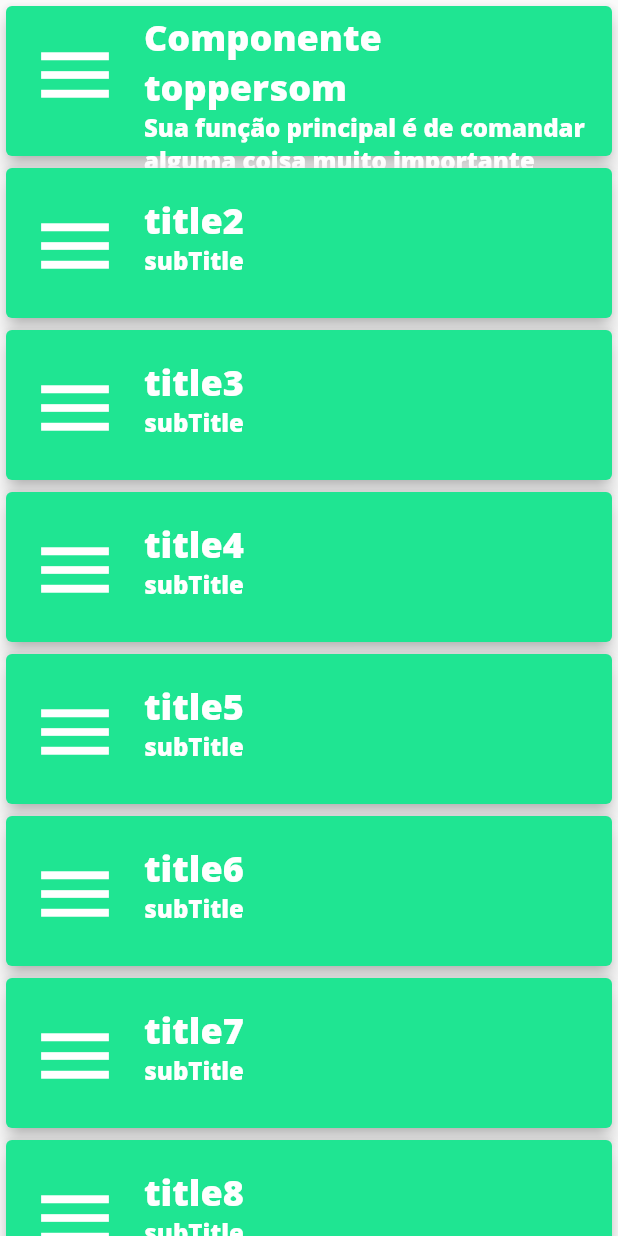
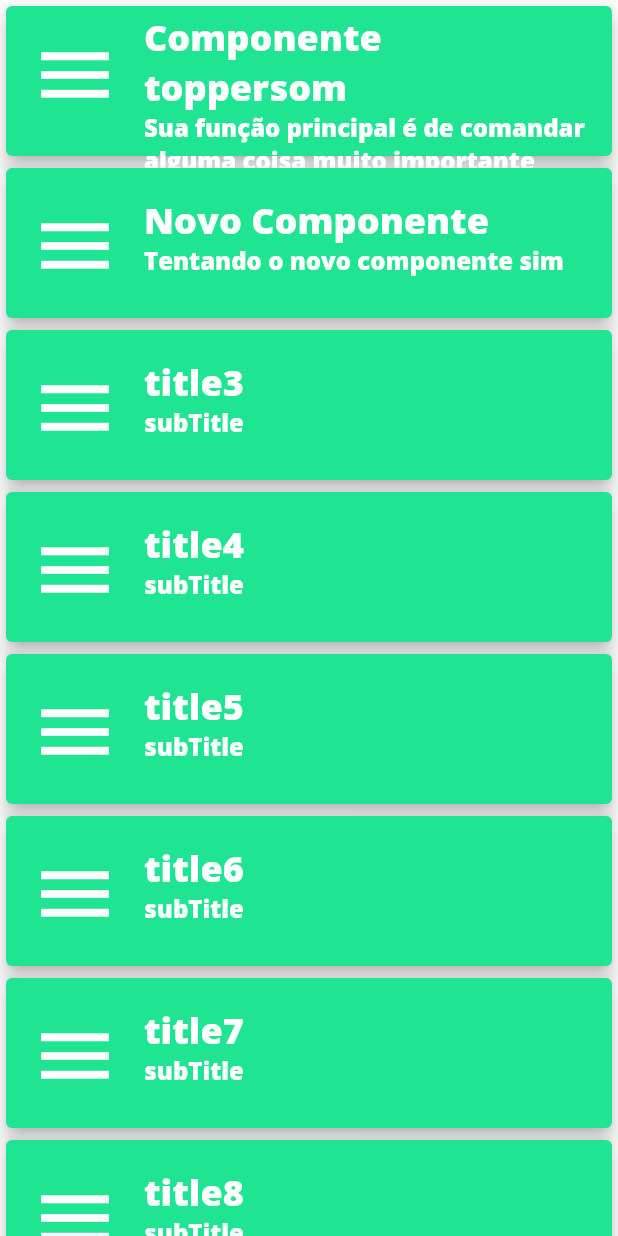
Before and after one commit to Nayent/moodboardMicrocontrolados, a Flutter app: the ComponentesView widget shown alone on an empty page, opened directly, on a phone screen of 412 x 824 dp. Run offline on Flutter 3.47's test engine with Material 2 defaults, Android fonts, the phone set to English and light mode, and no system bars; our stand-ins replace get_it, responsive_builder.

Commit message:
moodBoard Web

```diff
--- a/lib/views/componentes/componentes_view.dart
+++ b/lib/views/componentes/componentes_view.dart
@@ -10,7 +10,7 @@ class ComponentesView extends StatelessWidget {
       child: Column(
         children: <Widget>[
           CardComponent("Componente toppersom", "Sua função principal é de comandar alguma coisa muito importante", Icons.menu),
-          CardComponent("title2", "subTitle", Icons.menu),
+          CardComponent("Novo Componente", "Tentando o novo componente sim", Icons.menu),
           CardComponent("title3", "subTitle", Icons.menu),
           CardComponent("title4", "subTitle", Icons.menu),
           CardComponent("title5", "subTitle", Icons.menu),
```
Also changed, not shown: 1 other file.
